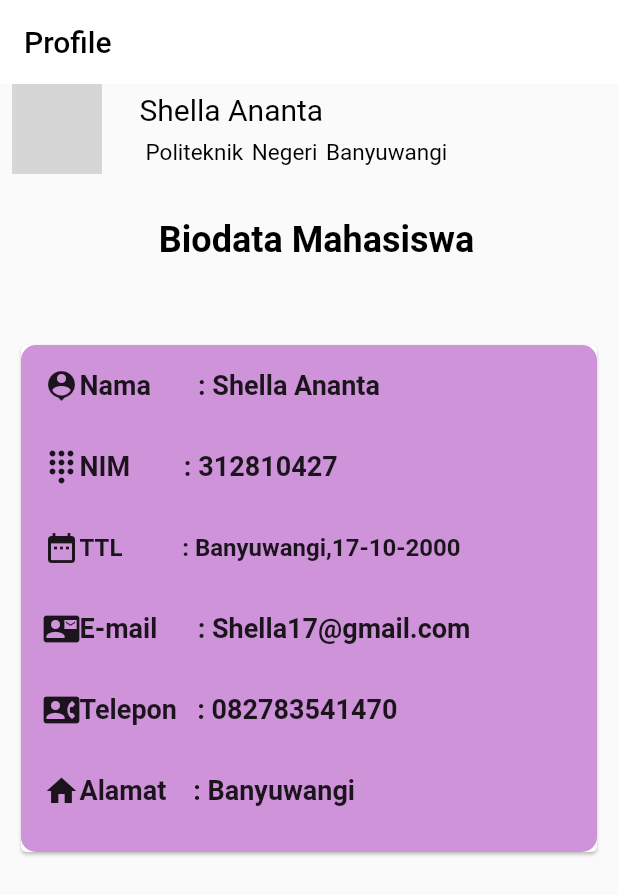
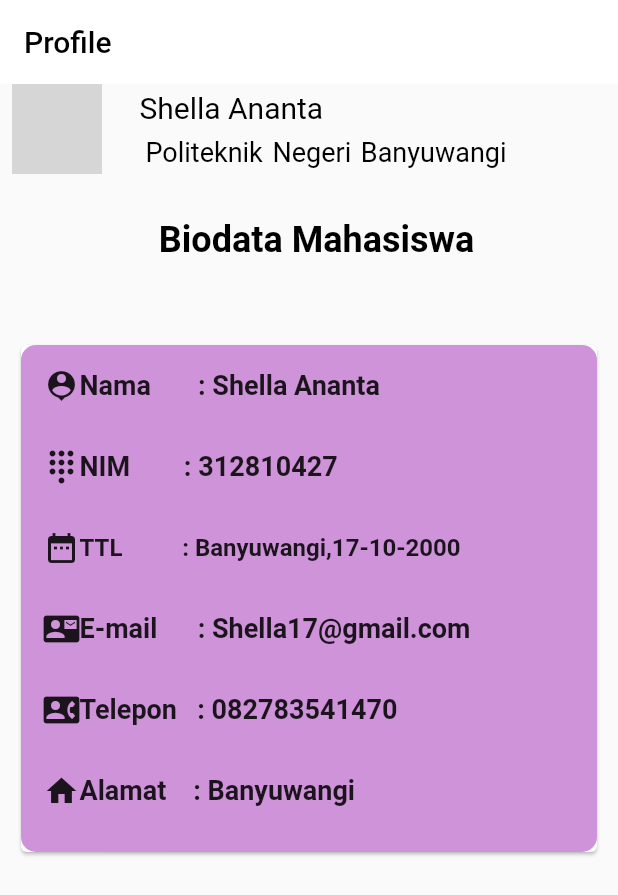
Before and after one commit to Politeknik-Banyuwangi/project-uas-project-uas-kel4, a Flutter app: the screen it shows after launch, on a phone screen of 412 x 824 dp. Shown: the top 895 px of the screen. Run offline on Flutter 3.47's test engine with Material 2 defaults, Android fonts, the phone set to English and light mode, and no system bars; network calls fail; grey boxes are pictures that could not be loaded.

```diff
--- a/lib/pages/profile.dart
+++ b/lib/pages/profile.dart
@@ -40,7 +40,7 @@ class ProfilePages extends StatelessWidget {
                                 padding: const EdgeInsets.only(left: 4.0),
                                 child: Text(
                                   'Politeknik Negeri Banyuwangi ',
-                                  style: TextStyle(color: Colors.black, fontSize: 15, wordSpacing: 2),
+                                  style: TextStyle(color: Colors.black, fontSize: 18, wordSpacing: 2),
                                 )),
                           ],
                         ),
```
Also changed, not shown: 1 other file.
